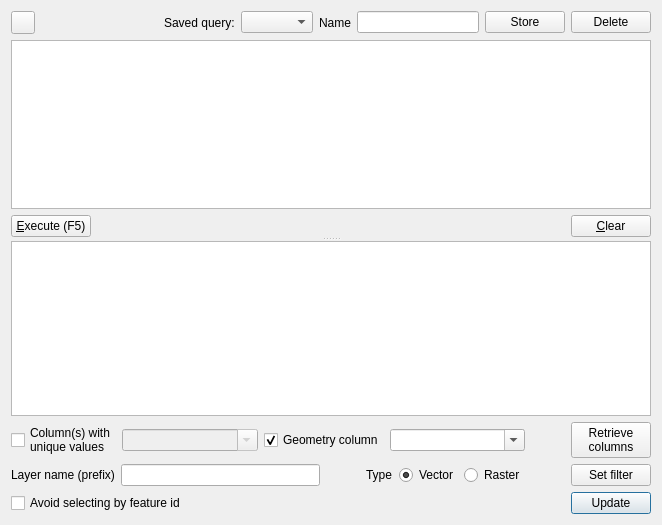
Old version of the form python/plugins/db_manager/ui/DlgSqlLayerWindow.ui in the repository nextgis/nextgisqgis.
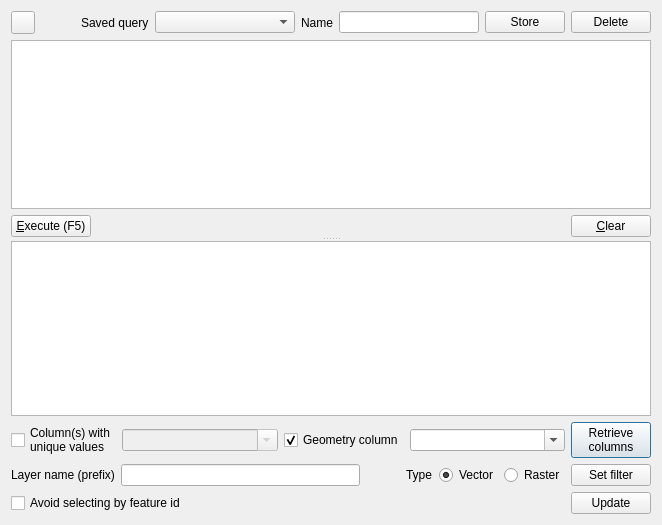
New version of the form. Custom widgets are drawn as their Qt base class.

```diff
--- a/python/plugins/db_manager/ui/DlgSqlLayerWindow.ui
+++ b/python/plugins/db_manager/ui/DlgSqlLayerWindow.ui
@@ -14,41 +14,55 @@
    <string>SQL window</string>
   </property>
   <layout class="QGridLayout" name="gridLayout_2">
+   <item row="1" column="3">
+    <widget class="QPushButton" name="getColumnsBtn">
+     <property name="text">
+      <string>Retrieve
+columns</string>
+     </property>
+    </widget>
+   </item>
+   <item row="3" column="3">
+    <widget class="QPushButton" name="updateLayerBtn">
+     <property name="text">
+      <string>Update</string>
+     </property>
+    </widget>
+   </item>
+   <item row="2" column="3">
+    <widget class="QPushButton" name="btnSetFilter">
+     <property name="text">
+      <string>Set filter</string>
+     </property>
+     <property name="autoDefault">
+      <bool>false</bool>
+     </property>
+    </widget>
+   </item>
+   <item row="3" column="2">
+    <spacer name="horizontalSpacer_2">
+     <property name="orientation">
+      <enum>Qt::Horizontal</enum>
+     </property>
+     <property name="sizeHint" stdset="0">
+      <size>
+       <width>40</width>
+       <height>20</height>
+      </size>
+     </property>
+    </spacer>
+   </item>
    <item row="3" column="0">
-    <layout class="QHBoxLayout" name="horizontalLayout_2">
-     <item>
-      <widget class="QCheckBox" name="avoidSelectById">
-       <property name="toolTip">
-        <string>&lt;html&gt;&lt;head/&gt;&lt;body&gt;&lt;p&gt;Avoid selecting feature by id. Sometimes - especially when running expensive queries/views - fetching the data sequentially instead of fetching features by id can be much quicker.&lt;/p&gt;&lt;/body&gt;&lt;/html&gt;</string>
-       </property>
-       <property name="text">
-        <string>Avoid selecting by feature id</string>
-       </property>
-      </widget>
-     </item>
-     <item>
-      <spacer name="horizontalSpacer_2">
-       <property name="orientation">
-        <enum>Qt::Horizontal</enum>
-       </property>
-       <property name="sizeHint" stdset="0">
-        <size>
-         <width>40</width>
-         <height>20</height>
-        </size>
-       </property>
-      </spacer>
-     </item>
-     <item>
-      <widget class="QPushButton" name="updateLayerBtn">
-       <property name="text">
-        <string>Update</string>
-       </property>
-      </widget>
-     </item>
-    </layout>
+    <widget class="QCheckBox" name="avoidSelectById">
+     <property name="toolTip">
+      <string>&lt;html&gt;&lt;head/&gt;&lt;body&gt;&lt;p&gt;Avoid selecting feature by id. Sometimes - especially when running expensive queries/views - fetching the data sequentially instead of fetching features by id can be much quicker.&lt;/p&gt;&lt;/body&gt;&lt;/html&gt;</string>
+     </property>
+     <property name="text">
+      <string>Avoid selecting by feature id</string>
+     </property>
+    </widget>
    </item>
-   <item row="0" column="0">
+   <item row="0" column="0" colspan="4">
     <widget class="QSplitter" name="splitter">
      <property name="orientation">
       <enum>Qt::Vertical</enum>
@@ -80,12 +94,19 @@
          <item>
           <widget class="QLabel" name="label">
            <property name="text">
-            <string>Saved query:</string>
+            <string>Saved query</string>
            </property>
           </widget>
          </item>
          <item>
-          <widget class="QComboBox" name="presetCombo"/>
+          <widget class="QComboBox" name="presetCombo">
+           <property name="sizePolicy">
+            <sizepolicy hsizetype="Expanding" vsizetype="Fixed">
+             <horstretch>1</horstretch>
+             <verstretch>0</verstretch>
+            </sizepolicy>
+           </property>
+          </widget>
          </item>
          <item>
           <widget class="QLabel" name="label_2">
@@ -96,6 +117,12 @@
          </item>
          <item>
           <widget class="QLineEdit" name="presetName">
+           <property name="sizePolicy">
+            <sizepolicy hsizetype="Expanding" vsizetype="Fixed">
+             <horstretch>1</horstretch>
+             <verstretch>0</verstretch>
+            </sizepolicy>
+           </property>
            <property name="text">
             <string notr="true"/>
            </property>
@@ -185,91 +212,7 @@
      </widget>
     </widget>
    </item>
-   <item row="1" column="0">
-    <layout class="QHBoxLayout" name="horizontalLayout_6">
-     <item>
-      <widget class="QCheckBox" name="uniqueColumnCheck">
-       <property name="text">
-        <string>Column(s) with
-unique values</string>
-       </property>
-      </widget>
-     </item>
-     <item>
-      <widget class="QComboBox" name="uniqueCombo">
-       <property name="enabled">
-        <bool>false</bool>
-       </property>
-       <property name="sizePolicy">
-        <sizepolicy hsizetype="Expanding" vsizetype="Fixed">
-         <horstretch>0</horstretch>
-         <verstretch>0</verstretch>
-        </sizepolicy>
-       </property>
-       <property name="editable">
-        <bool>true</bool>
-       </property>
-       <property name="insertPolicy">
-        <enum>QComboBox::NoInsert</enum>
-       </property>
-      </widget>
-     </item>
-     <item>
-      <widget class="QCheckBox" name="hasGeometryCol">
-       <property name="text">
-        <string>Geometry column</string>
-       </property>
-       <property name="checked">
-        <bool>true</bool>
-       </property>
-       <property name="tristate">
-        <bool>false</bool>
-       </property>
-      </widget>
-     </item>
-     <item>
-      <widget class="QComboBox" name="geomCombo">
-       <property name="sizePolicy">
-        <sizepolicy hsizetype="Expanding" vsizetype="Fixed">
-         <horstretch>0</horstretch>
-         <verstretch>0</verstretch>
-        </sizepolicy>
-       </property>
-       <property name="editable">
-        <bool>true</bool>
-       </property>
-       <property name="insertPolicy">
-        <enum>QComboBox::NoInsert</enum>
-       </property>
-      </widget>
-     </item>
-     <item>
-      <spacer name="horizontalSpacer_5">
-       <property name="orientation">
-        <enum>Qt::Horizontal</enum>
-       </property>
-       <property name="sizeType">
-        <enum>QSizePolicy::Fixed</enum>
-       </property>
-       <property name="sizeHint" stdset="0">
-        <size>
-         <width>40</width>
-         <height>20</height>
-        </size>
-       </property>
-      </spacer>
-     </item>
-     <item>
-      <widget class="QPushButton" name="getColumnsBtn">
-       <property name="text">
-        <string>Retrieve
-columns</string>
-       </property>
-      </widget>
-     </item>
-    </layout>
-   </item>
-   <item row="2" column="0">
+   <item row="2" column="0" colspan="3">
     <layout class="QHBoxLayout" name="horizontalLayout_7">
      <item>
       <widget class="QLabel" name="label_5">
@@ -294,7 +237,16 @@
      <item>
       <widget class="QWidget" name="layerTypeWidget" native="true">
        <layout class="QHBoxLayout" name="horizontalLayout_3">
-        <property name="margin">
+        <property name="leftMargin">
+         <number>0</number>
+        </property>
+        <property name="topMargin">
+         <number>0</number>
+        </property>
+        <property name="rightMargin">
+         <number>0</number>
+        </property>
+        <property name="bottomMargin">
          <number>0</number>
         </property>
         <item>
@@ -324,32 +276,66 @@
           </property>
          </widget>
         </item>
-        <item>
-         <spacer name="horizontalSpacer_6">
-          <property name="orientation">
-           <enum>Qt::Horizontal</enum>
-          </property>
-          <property name="sizeType">
-           <enum>QSizePolicy::Fixed</enum>
-          </property>
-          <property name="sizeHint" stdset="0">
-           <size>
-            <width>40</width>
-            <height>20</height>
-           </size>
-          </property>
-         </spacer>
-        </item>
        </layout>
       </widget>
      </item>
+    </layout>
+   </item>
+   <item row="1" column="0" colspan="3">
+    <layout class="QHBoxLayout" name="horizontalLayout_6">
      <item>
-      <widget class="QPushButton" name="btnSetFilter">
+      <widget class="QCheckBox" name="uniqueColumnCheck">
        <property name="text">
-        <string>Set filter</string>
+        <string>Column(s) with
+unique values</string>
        </property>
-       <property name="autoDefault">
+      </widget>
+     </item>
+     <item>
+      <widget class="QComboBox" name="uniqueCombo">
+       <property name="enabled">
         <bool>false</bool>
+       </property>
+       <property name="sizePolicy">
+        <sizepolicy hsizetype="Expanding" vsizetype="Fixed">
+         <horstretch>0</horstretch>
+         <verstretch>0</verstretch>
+        </sizepolicy>
+       </property>
+       <property name="editable">
+        <bool>true</bool>
+       </property>
+       <property name="insertPolicy">
+        <enum>QComboBox::NoInsert</enum>
+       </property>
+      </widget>
+     </item>
+     <item>
+      <widget class="QCheckBox" name="hasGeometryCol">
+       <property name="text">
+        <string>Geometry column</string>
+       </property>
+       <property name="checked">
+        <bool>true</bool>
+       </property>
+       <property name="tristate">
+        <bool>false</bool>
+       </property>
+      </widget>
+     </item>
+     <item>
+      <widget class="QComboBox" name="geomCombo">
+       <property name="sizePolicy">
+        <sizepolicy hsizetype="Expanding" vsizetype="Fixed">
+         <horstretch>0</horstretch>
+         <verstretch>0</verstretch>
+        </sizepolicy>
+       </property>
+       <property name="editable">
+        <bool>true</bool>
+       </property>
+       <property name="insertPolicy">
+        <enum>QComboBox::NoInsert</enum>
        </property>
       </widget>
      </item>
```
Left out of the diff: 17 changed lines with no effect on the pictures.
